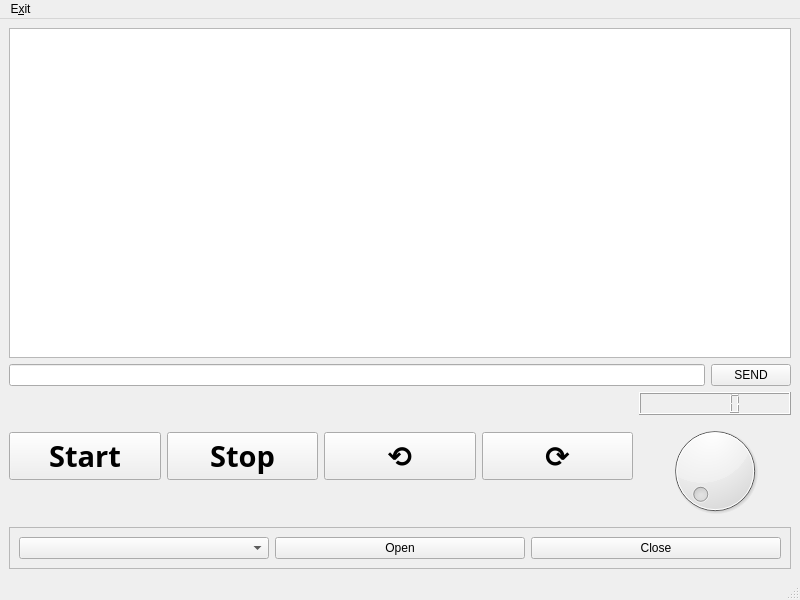
Above: mainwindow.ui from tuxcodejohn/Drehblubbe before the change. Below: the same form after it.
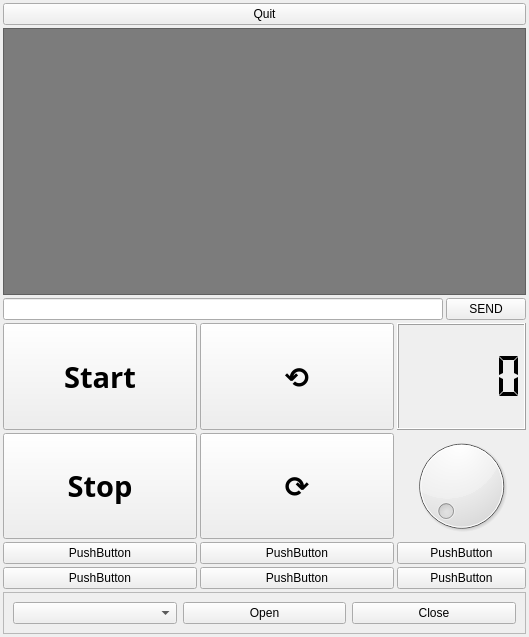
That is the form after the change.

```diff
--- a/mainwindow.ui
+++ b/mainwindow.ui
@@ -6,17 +6,64 @@
    <rect>
     <x>0</x>
     <y>0</y>
-    <width>800</width>
-    <height>600</height>
+    <width>529</width>
+    <height>637</height>
    </rect>
   </property>
   <property name="windowTitle">
    <string>Drehblubbe</string>
   </property>
+  <property name="layoutDirection">
+   <enum>Qt::LeftToRight</enum>
+  </property>
+  <property name="animated">
+   <bool>true</bool>
+  </property>
   <widget class="QWidget" name="centralwidget">
    <layout class="QVBoxLayout" name="verticalLayout">
+    <property name="spacing">
+     <number>3</number>
+    </property>
+    <property name="leftMargin">
+     <number>3</number>
+    </property>
+    <property name="topMargin">
+     <number>3</number>
+    </property>
+    <property name="rightMargin">
+     <number>3</number>
+    </property>
+    <property name="bottomMargin">
+     <number>3</number>
+    </property>
     <item>
-     <widget class="QTextBrowser" name="log"/>
+     <widget class="QPushButton" name="quit_btn">
+      <property name="text">
+       <string>Quit</string>
+      </property>
+     </widget>
+    </item>
+    <item>
+     <widget class="QTextBrowser" name="log">
+      <property name="styleSheet">
+       <string notr="true">font: 57 12pt &quot;Source Code Pro Medium&quot;;
+background: rgb(124, 124, 124);
+color: rgb(198, 255, 197)</string>
+      </property>
+      <property name="html">
+       <string notr="true">&lt;!DOCTYPE HTML PUBLIC &quot;-//W3C//DTD HTML 4.0//EN&quot; &quot;http://www.w3.org/TR/REC-html40/strict.dtd&quot;&gt;
+&lt;html&gt;&lt;head&gt;&lt;meta name=&quot;qrichtext&quot; content=&quot;1&quot; /&gt;&lt;style type=&quot;text/css&quot;&gt;
+p, li { white-space: pre-wrap; }
+&lt;/style&gt;&lt;/head&gt;&lt;body style=&quot; font-family:'Source Code Pro Medium'; font-size:12pt; font-weight:56; font-style:normal;&quot;&gt;
+&lt;p style=&quot;-qt-paragraph-type:empty; margin-top:0px; margin-bottom:0px; margin-left:0px; margin-right:0px; -qt-block-indent:0; text-indent:0px;&quot;&gt;&lt;br /&gt;&lt;/p&gt;&lt;/body&gt;&lt;/html&gt;</string>
+      </property>
+      <property name="acceptRichText">
+       <bool>false</bool>
+      </property>
+      <property name="openLinks">
+       <bool>false</bool>
+      </property>
+     </widget>
     </item>
     <item>
      <layout class="QHBoxLayout" name="horizontalLayout_3">
@@ -37,22 +84,15 @@
       <item>
        <layout class="QHBoxLayout" name="horizontalLayout_2">
         <item>
-         <widget class="QPushButton" name="start_btn">
-          <property name="font">
-           <font>
-            <family>Source Code Pro Black</family>
-            <pointsize>22</pointsize>
-            <weight>75</weight>
-            <bold>true</bold>
-           </font>
-          </property>
-          <property name="text">
-           <string>Start</string>
-          </property>
-         </widget>
-        </item>
-        <item>
+         <layout class="QGridLayout" name="gridLayout">
+          <item row="1" column="0">
          <widget class="QPushButton" name="stop_btn">
+            <property name="sizePolicy">
+             <sizepolicy hsizetype="Expanding" vsizetype="Expanding">
+              <horstretch>0</horstretch>
+              <verstretch>2</verstretch>
+             </sizepolicy>
+            </property>
           <property name="font">
            <font>
             <family>Source Code Pro Black</family>
@@ -66,8 +106,14 @@
           </property>
          </widget>
         </item>
-        <item>
+          <item row="0" column="1">
          <widget class="QPushButton" name="counterclockwise_btn">
+            <property name="sizePolicy">
+             <sizepolicy hsizetype="Expanding" vsizetype="Expanding">
+              <horstretch>3</horstretch>
+              <verstretch>0</verstretch>
+             </sizepolicy>
+            </property>
           <property name="font">
            <font>
             <family>Source Code Pro Black</family>
@@ -81,8 +127,14 @@
           </property>
          </widget>
         </item>
-        <item>
+          <item row="1" column="1">
          <widget class="QPushButton" name="clockwise_btn">
+            <property name="sizePolicy">
+             <sizepolicy hsizetype="Minimum" vsizetype="Expanding">
+              <horstretch>0</horstretch>
+              <verstretch>0</verstretch>
+             </sizepolicy>
+            </property>
           <property name="font">
            <font>
             <family>Source Code Pro Black</family>
@@ -96,13 +148,51 @@
           </property>
          </widget>
         </item>
-        <item>
-         <layout class="QVBoxLayout" name="verticalLayout_3">
-          <item>
-           <widget class="QLCDNumber" name="lcdNumber"/>
+          <item row="0" column="0">
+           <widget class="QPushButton" name="start_btn">
+            <property name="sizePolicy">
+             <sizepolicy hsizetype="Expanding" vsizetype="Expanding">
+              <horstretch>3</horstretch>
+              <verstretch>2</verstretch>
+             </sizepolicy>
+            </property>
+            <property name="font">
+             <font>
+              <family>Source Code Pro Black</family>
+              <pointsize>22</pointsize>
+              <weight>75</weight>
+              <bold>true</bold>
+             </font>
+            </property>
+            <property name="text">
+             <string>Start</string>
+            </property>
+           </widget>
           </item>
-          <item>
+          <item row="0" column="2">
+           <widget class="QLCDNumber" name="lcdNumber">
+            <property name="sizePolicy">
+             <sizepolicy hsizetype="MinimumExpanding" vsizetype="Minimum">
+              <horstretch>2</horstretch>
+              <verstretch>0</verstretch>
+             </sizepolicy>
+            </property>
+            <property name="segmentStyle">
+             <enum>QLCDNumber::Flat</enum>
+            </property>
+           </widget>
+          </item>
+          <item row="1" column="2">
            <widget class="QDial" name="speed_dial">
+            <property name="sizePolicy">
+             <sizepolicy hsizetype="Expanding" vsizetype="Expanding">
+              <horstretch>0</horstretch>
+              <verstretch>0</verstretch>
+             </sizepolicy>
+            </property>
+            <property name="layoutDirection">
+             <enum>Qt::LeftToRight</enum>
+            </property>
             <property name="minimum">
              <number>10</number>
             </property>
@@ -123,6 +213,84 @@
             </property>
            </widget>
           </item>
+          <item row="2" column="1">
+           <widget class="QPushButton" name="pushButton_2">
+            <property name="sizePolicy">
+             <sizepolicy hsizetype="Minimum" vsizetype="Fixed">
+              <horstretch>0</horstretch>
+              <verstretch>1</verstretch>
+             </sizepolicy>
+            </property>
+            <property name="text">
+             <string>PushButton</string>
+            </property>
+           </widget>
+          </item>
+          <item row="2" column="2">
+           <widget class="QPushButton" name="pushButton_3">
+            <property name="sizePolicy">
+             <sizepolicy hsizetype="Minimum" vsizetype="Fixed">
+              <horstretch>0</horstretch>
+              <verstretch>1</verstretch>
+             </sizepolicy>
+            </property>
+            <property name="text">
+             <string>PushButton</string>
+            </property>
+           </widget>
+          </item>
+          <item row="2" column="0">
+           <widget class="QPushButton" name="pushButton">
+            <property name="sizePolicy">
+             <sizepolicy hsizetype="Minimum" vsizetype="Fixed">
+              <horstretch>0</horstretch>
+              <verstretch>1</verstretch>
+             </sizepolicy>
+            </property>
+            <property name="text">
+             <string>PushButton</string>
+            </property>
+           </widget>
+          </item>
+          <item row="3" column="0">
+           <widget class="QPushButton" name="pushButton_4">
+            <property name="sizePolicy">
+             <sizepolicy hsizetype="Minimum" vsizetype="Fixed">
+              <horstretch>0</horstretch>
+              <verstretch>1</verstretch>
+             </sizepolicy>
+            </property>
+            <property name="text">
+             <string>PushButton</string>
+            </property>
+           </widget>
+          </item>
+          <item row="3" column="1">
+           <widget class="QPushButton" name="pushButton_5">
+            <property name="sizePolicy">
+             <sizepolicy hsizetype="Minimum" vsizetype="Fixed">
+              <horstretch>0</horstretch>
+              <verstretch>1</verstretch>
+             </sizepolicy>
+            </property>
+            <property name="text">
+             <string>PushButton</string>
+            </property>
+           </widget>
+          </item>
+          <item row="3" column="2">
+           <widget class="QPushButton" name="pushButton_6">
+            <property name="sizePolicy">
+             <sizepolicy hsizetype="Minimum" vsizetype="Fixed">
+              <horstretch>0</horstretch>
+              <verstretch>1</verstretch>
+             </sizepolicy>
+            </property>
+            <property name="text">
+             <string>PushButton</string>
+            </property>
+           </widget>
+          </item>
          </layout>
         </item>
        </layout>
@@ -160,23 +328,6 @@
     </item>
    </layout>
   </widget>
-  <widget class="QMenuBar" name="menubar">
-   <property name="geometry">
-    <rect>
-     <x>0</x>
-     <y>0</y>
-     <width>800</width>
-     <height>22</height>
-    </rect>
-   </property>
-   <widget class="QMenu" name="menuExit">
-    <property name="title">
-     <string>E&amp;xit</string>
-    </property>
-   </widget>
-   <addaction name="menuExit"/>
-  </widget>
-  <widget class="QStatusBar" name="statusbar"/>
  </widget>
  <resources/>
  <connections>
```
Left out of the diff: 23 changed lines with no effect on the pictures. Lines whose indentation alone changed are shown as unchanged.
